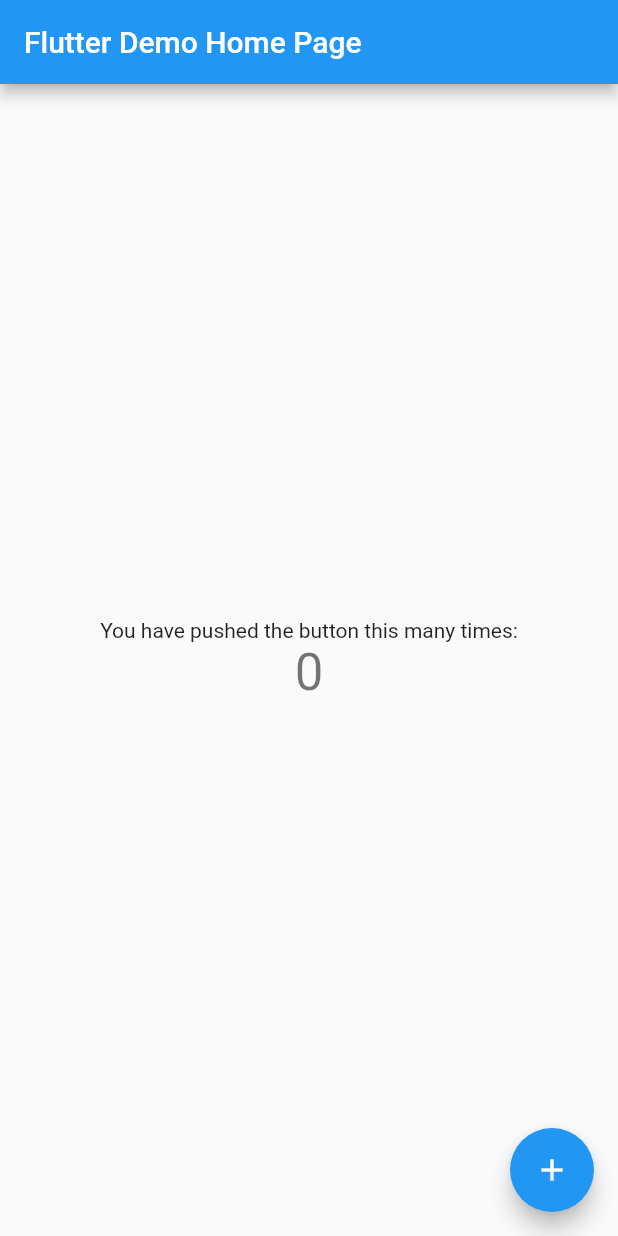
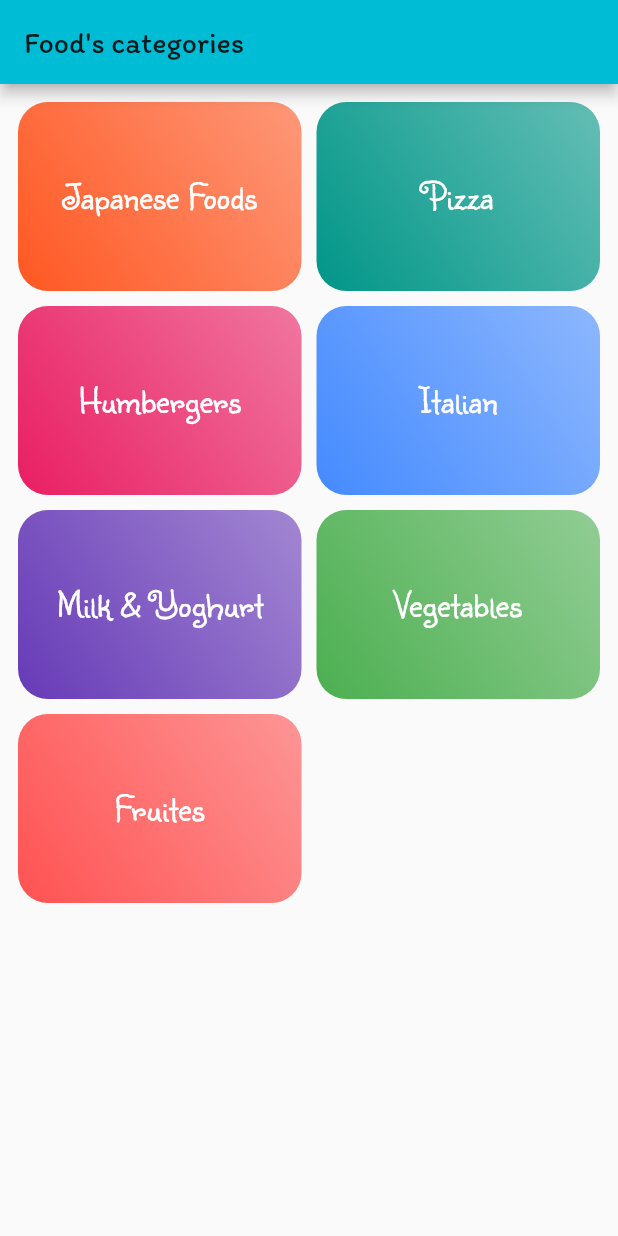
Before and after one commit to geriadam/flutter-food-navigation, a Flutter app: the screen it shows after launch, on a phone screen of 412 x 824 dp. Run offline on Flutter 3.47's test engine with Material 2 defaults, Android fonts, the phone set to English and light mode, and no system bars.

Commit message:
add page category list, category item, dummy category

```diff
--- /dev/null
+++ b/lib/categories_page.dart
@@ -0,0 +1,19 @@
+import 'package:flutter/material.dart';
+import 'package:flutter_food_navigation/category_item.dart';
+import 'package:flutter_food_navigation/fake_data.dart';
+class CategoriesPage extends StatelessWidget {
+  @override
+  Widget build(BuildContext context) {
+    // TODO: implement build
+    return GridView(
+      padding: EdgeInsets.all(12),
+      children: FAKE_CATEGORIES.map((eachCategory) => CategoryItem(category: eachCategory)).toList(),
+      gridDelegate: SliverGridDelegateWithMaxCrossAxisExtent(
+        maxCrossAxisExtent: 300,
+        childAspectRatio: 3/2,
+        crossAxisSpacing: 10,
+        mainAxisSpacing: 10
+      ),
+    );
+  }
+}
--- /dev/null
+++ b/lib/category_item.dart
@@ -0,0 +1,41 @@
+import 'package:flutter/material.dart';
+import 'package:flutter_food_navigation/foods_page.dart';
+import 'package:flutter_food_navigation/models/Category.dart';
+class CategoryItem extends StatelessWidget {
+  Category category;
+  CategoryItem({this.category});
+  @override
+  Widget build(BuildContext context) {
+    // TODO: implement build
+    Color _color = this.category.color;
+    return InkWell(
+      splashColor: Colors.deepPurple,
+      onTap: () {
+        Navigator.of(context).push(
+          MaterialPageRoute(builder: (context) => FoodsPage())
+        );
+      },
+      child: Container(
+        child: Column(
+          crossAxisAlignment: CrossAxisAlignment.center,
+          mainAxisAlignment: MainAxisAlignment.center,
+          children: <Widget>[
+            Text(this.category.content, style: Theme.of(context).textTheme.title)
+          ],
+        ),
+        decoration: BoxDecoration(
+          gradient: LinearGradient(
+            colors: [
+              _color.withOpacity(0.6),
+              _color
+            ],
+            begin: Alignment.topRight,
+            end: Alignment.bottomLeft
+          ),
+          color: _color,
+          borderRadius: BorderRadius.circular(20)
+        ),
+      )
+    );
+  }
+}
--- /dev/null
+++ b/lib/fake_data.dart
@@ -0,0 +1,11 @@
+import 'package:flutter/material.dart';
+import 'package:flutter_food_navigation/models/Category.dart';
+List FAKE_CATEGORIES = [
+  Category(id: 1, content: 'Japanese Foods', color: Colors.deepOrange),
+  Category(id: 2, content: 'Pizza', color: Colors.teal),
+  Category(id: 3, content: 'Humbergers', color: Colors.pink),
+  Category(id: 4, content: 'Italian', color: Colors.blueAccent),
+  Category(id: 5, content: 'Milk & Yoghurt', color: Colors.deepPurple),
+  Category(id: 6, content: 'Vegetables', color: Colors.green),
+  Category(id: 7, content: 'Fruites', color: Colors.redAccent),
+];
--- /dev/null
+++ b/lib/foods_page.dart
@@ -0,0 +1,10 @@
+import 'package:flutter/material.dart';
+class FoodsPage extends StatelessWidget {
+  @override
+  Widget build(BuildContext context) {
+    // TODO: implement build
+    return Center(
+      child: Text("Food Page"),
+    );
+  }
+}
--- a/lib/main.dart
+++ b/lib/main.dart
@@ -1,4 +1,5 @@
 import 'package:flutter/material.dart';
+import 'package:flutter_food_navigation/categories_page.dart';
 
 void main() {
   runApp(MyApp());
@@ -9,105 +10,30 @@ class MyApp extends StatelessWidget {
   @override
   Widget build(BuildContext context) {
     return MaterialApp(
-      title: 'Flutter Demo',
+      title: 'Food App with Navigation',
       theme: ThemeData(
-        // This is the theme of your application.
-        //
-        // Try running your application with "flutter run". You'll see the
-        // application has a blue toolbar. Then, without quitting the app, try
-        // changing the primarySwatch below to Colors.green and then invoke
-        // "hot reload" (press "r" in the console where you ran "flutter run",
-        // or simply save your changes to "hot reload" in a Flutter IDE).
-        // Notice that the counter didn't reset back to zero; the application
-        // is not restarted.
-        primarySwatch: Colors.blue,
+        primarySwatch: Colors.cyan,
+        fontFamily: 'Itim',
+        textTheme: ThemeData.light().textTheme.copyWith(
+          body1: TextStyle(
+            color: Color.fromRGBO(20, 52, 52, 1)
+          ),
+          body2: TextStyle(
+            color: Color.fromRGBO(20, 52, 52, 1)
+          ),
+          title: TextStyle(
+            color: Colors.white,
+            fontSize: 25,
+            fontFamily: 'Sunshiney'
+          )
+        )
       ),
-      home: MyHomePage(title: 'Flutter Demo Home Page'),
+      home: Scaffold(
+        appBar: AppBar(
+          title: const Text('Food\'s categories'),
+        ),
+        body: SafeArea(child: CategoriesPage()),
+      )
     );
   }
 }
-
-class MyHomePage extends StatefulWidget {
-  MyHomePage({Key key, this.title}) : super(key: key);
-
-  // This widget is the home page of your application. It is stateful, meaning
-  // that it has a State object (defined below) that contains fields that affect
-  // how it looks.
-
-  // This class is the configuration for the state. It holds the values (in this
-  // case the title) provided by the parent (in this case the App widget) and
-  // used by the build method of the State. Fields in a Widget subclass are
-  // always marked "final".
-
-  final String title;
-
-  @override
-  _MyHomePageState createState() => _MyHomePageState();
-}
-
-class _MyHomePageState extends State<MyHomePage> {
-  int _counter = 0;
-
-  void _incrementCounter() {
-    setState(() {
-      // This call to setState tells the Flutter framework that something has
-      // changed in this State, which causes it to rerun the build method below
-      // so that the display can reflect the updated values. If we changed
-      // _counter without calling setState(), then the build method would not be
-      // called again, and so nothing would appear to happen.
-      _counter++;
-    });
-  }
-
-  @override
-  Widget build(BuildContext context) {
-    // This method is rerun every time setState is called, for instance as done
-    // by the _incrementCounter method above.
-    //
-    // The Flutter framework has been optimized to make rerunning build methods
-    // fast, so that you can just rebuild anything that needs updating rather
-    // than having to individually change instances of widgets.
-    return Scaffold(
-      appBar: AppBar(
-        // Here we take the value from the MyHomePage object that was created by
-        // the App.build method, and use it to set our appbar title.
-        title: Text(widget.title),
-      ),
-      body: Center(
-        // Center is a layout widget. It takes a single child and positions it
-        // in the middle of the parent.
-        child: Column(
-          // Column is also a layout widget. It takes a list of children and
-          // arranges them vertically. By default, it sizes itself to fit its
-          // children horizontally, and tries to be as tall as its parent.
-          //
-          // Invoke "debug painting" (press "p" in the console, choose the
-          // "Toggle Debug Paint" action from the Flutter Inspector in Android
-          // Studio, or the "Toggle Debug Paint" command in Visual Studio Code)
-          // to see the wireframe for each widget.
-          //
-          // Column has various properties to control how it sizes itself and
-          // how it positions its children. Here we use mainAxisAlignment to
-          // center the children vertically; the main axis here is the vertical
-          // axis because Columns are vertical (the cross axis would be
-          // horizontal).
-          mainAxisAlignment: MainAxisAlignment.center,
-          children: <Widget>[
-            Text(
-              'You have pushed the button this many times:',
-            ),
-            Text(
-              '$_counter',
-              style: Theme.of(context).textTheme.headline4,
-            ),
-          ],
-        ),
-      ),
-      floatingActionButton: FloatingActionButton(
-        onPressed: _incrementCounter,
-        tooltip: 'Increment',
-        child: Icon(Icons.add),
-      ), // This trailing comma makes auto-formatting nicer for build methods.
-    );
-  }
-}
--- /dev/null
+++ b/lib/models/Category.dart
@@ -0,0 +1,10 @@
+import 'package:flutter/material.dart';
+class Category {
+  final int id;
+  final String content;
+  final Color color;
+  Category({
+    @required this.id,
+    @required this.content,
+    this.color});
+}
```
Also changed, not shown: pubspec.yaml (+9 -6 lines), assets/fonts/Sunshiney/Sunshiney-Regular.ttf (added), assets/fonts/itim/Itim-Regular.ttf (added).
